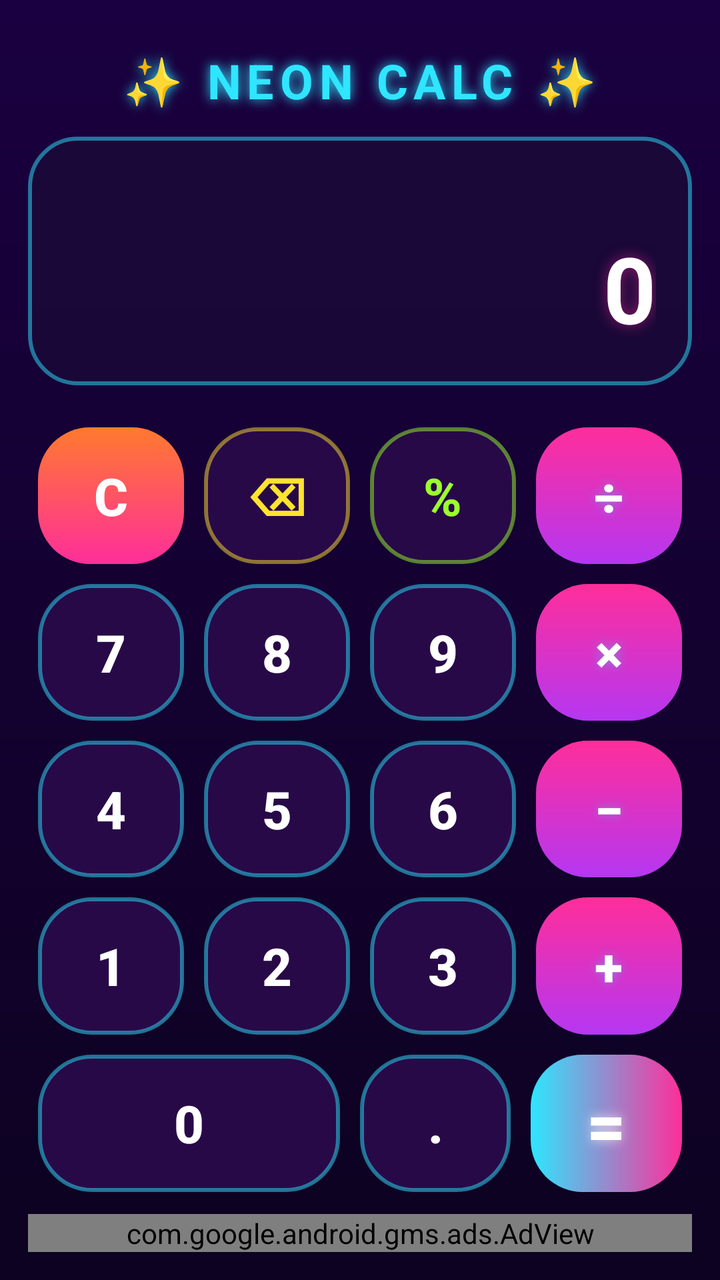
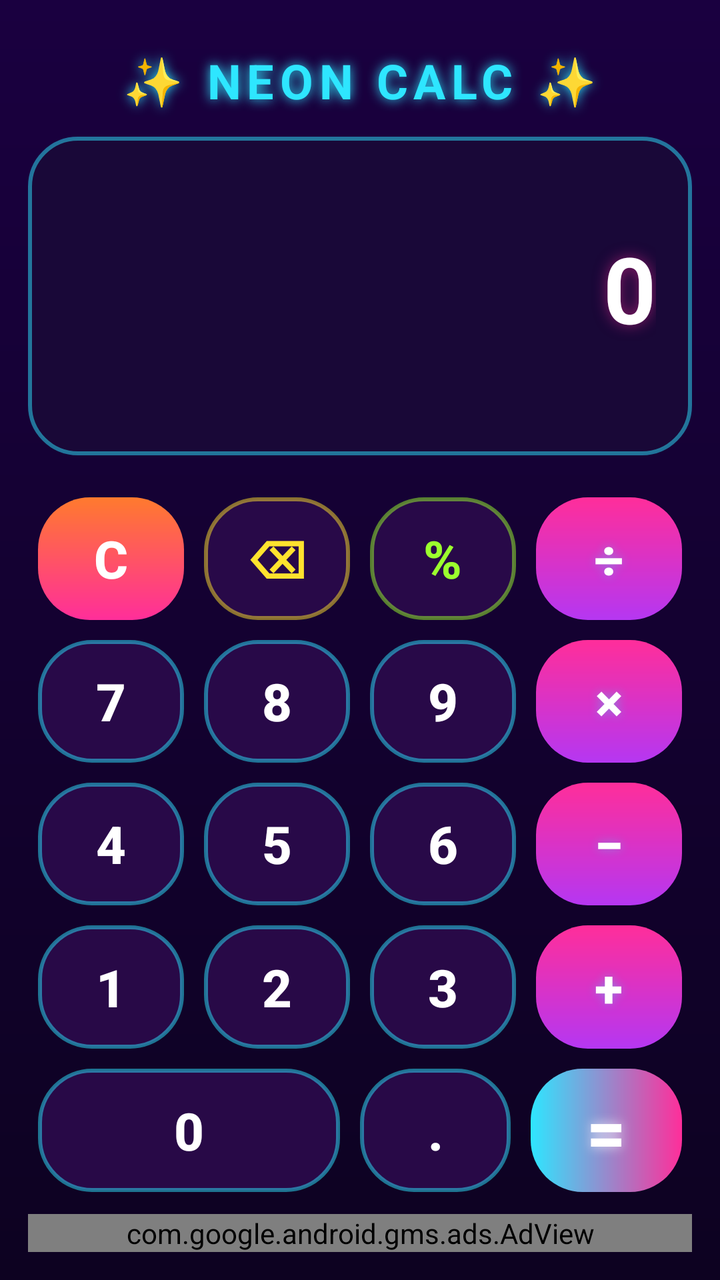

An Android layout rendered at two revisions. The XML below is the earlier revision; the diff shows what the commit changed to produce the second picture.
<!-- AndroidManifest.xml: application theme Theme.NeonCalc -->
<!-- res/layout/activity_main.xml -->
<?xml version="1.0" encoding="utf-8"?>
<LinearLayout xmlns:android="http://schemas.android.com/apk/res/android"
    xmlns:app="http://schemas.android.com/apk/res-auto"
    android:layout_width="match_parent"
    android:layout_height="match_parent"
    android:orientation="vertical"
    android:padding="14dp">

    <TextView
        android:id="@+id/tvTitle"
        android:layout_width="match_parent"
        android:layout_height="wrap_content"
        android:gravity="center"
        android:letterSpacing="0.12"
        android:paddingTop="10dp"
        android:paddingBottom="6dp"
        android:shadowColor="#FF2EE6FF"
        android:shadowDx="0"
        android:shadowDy="0"
        android:shadowRadius="14"
        android:text="@string/app_title"
        android:textColor="#2EE6FF"
        android:textSize="24sp"
        android:textStyle="bold" />

    <LinearLayout
        android:id="@+id/display"
        android:layout_width="match_parent"
        android:layout_height="wrap_content"
        android:layout_marginTop="6dp"
        android:layout_marginBottom="16dp"
        android:background="@drawable/bg_display"
        android:orientation="vertical"
        android:padding="18dp">

        <TextView
            android:id="@+id/tvExpression"
            android:layout_width="match_parent"
            android:layout_height="wrap_content"
            android:gravity="end"
            android:singleLine="true"
            android:textColor="#9FB4D8"
            android:textSize="20sp" />

        <TextView
            android:id="@+id/tvResult"
            android:layout_width="match_parent"
            android:layout_height="wrap_content"
            android:gravity="end"
            android:shadowColor="#80FF2E9A"
            android:shadowDx="0"
            android:shadowDy="0"
            android:shadowRadius="18"
            android:singleLine="true"
            android:text="0"
            android:textColor="#FFFFFF"
            android:textSize="46sp"
            android:textStyle="bold" />
    </LinearLayout>

    <LinearLayout
        android:layout_width="match_parent"
        android:layout_height="0dp"
        android:layout_weight="1"
        android:orientation="vertical">

        <LinearLayout
            android:layout_width="match_parent"
            android:layout_height="0dp"
            android:layout_weight="1"
            android:orientation="horizontal">

            <Button
                style="@style/CalcButton.Clear"
                android:onClick="onClear"
                android:text="C" />

            <Button
                style="@style/CalcButton.Back"
                android:onClick="onBackspace"
                android:text="⌫" />

            <Button
                style="@style/CalcButton.Percent"
                android:onClick="onPercent"
                android:text="%" />

            <Button
                style="@style/CalcButton.Operator"
                android:onClick="onOperator"
                android:tag="/"
                android:text="÷" />
        </LinearLayout>

        <LinearLayout
            android:layout_width="match_parent"
            android:layout_height="0dp"
            android:layout_weight="1"
            android:orientation="horizontal">

            <Button
                style="@style/CalcButton"
                android:onClick="onDigit"
                android:tag="7"
                android:text="7" />

            <Button
                style="@style/CalcButton"
                android:onClick="onDigit"
                android:tag="8"
                android:text="8" />

            <Button
                style="@style/CalcButton"
                android:onClick="onDigit"
                android:tag="9"
                android:text="9" />

            <Button
                style="@style/CalcButton.Operator"
                android:onClick="onOperator"
                android:tag="*"
                android:text="×" />
        </LinearLayout>

        <LinearLayout
            android:layout_width="match_parent"
            android:layout_height="0dp"
            android:layout_weight="1"
            android:orientation="horizontal">

            <Button
                style="@style/CalcButton"
                android:onClick="onDigit"
                android:tag="4"
                android:text="4" />

            <Button
                style="@style/CalcButton"
                android:onClick="onDigit"
                android:tag="5"
                android:text="5" />

            <Button
                style="@style/CalcButton"
                android:onClick="onDigit"
                android:tag="6"
                android:text="6" />

            <Button
                style="@style/CalcButton.Operator"
                android:onClick="onOperator"
                android:tag="-"
                android:text="−" />
        </LinearLayout>

        <LinearLayout
            android:layout_width="match_parent"
            android:layout_height="0dp"
            android:layout_weight="1"
            android:orientation="horizontal">

            <Button
                style="@style/CalcButton"
                android:onClick="onDigit"
                android:tag="1"
                android:text="1" />

            <Button
                style="@style/CalcButton"
                android:onClick="onDigit"
                android:tag="2"
                android:text="2" />

            <Button
                style="@style/CalcButton"
                android:onClick="onDigit"
                android:tag="3"
                android:text="3" />

            <Button
                style="@style/CalcButton.Operator"
                android:onClick="onOperator"
                android:tag="+"
                android:text="+" />
        </LinearLayout>

        <LinearLayout
            android:layout_width="match_parent"
            android:layout_height="0dp"
            android:layout_weight="1"
            android:orientation="horizontal">

            <Button
                style="@style/CalcButton"
                android:layout_weight="2"
                android:onClick="onDigit"
                android:tag="0"
                android:text="0" />

            <Button
                style="@style/CalcButton"
                android:onClick="onDecimal"
                android:tag="."
                android:text="." />

            <Button
                style="@style/CalcButton.Equals"
                android:onClick="onEquals"
                android:text="=" />
        </LinearLayout>
    </LinearLayout>

    <com.google.android.gms.ads.AdView
        android:id="@+id/adView"
        android:layout_width="match_parent"
        android:layout_height="wrap_content"
        android:layout_marginTop="6dp"
        app:adSize="BANNER"
        app:adUnitId="ca-app-pub-3940256099942544/6300978111" />

</LinearLayout>
<!-- resources referenced by this layout -->
<resources>
  <!-- drawable bg_display (drawable) -->
  <?xml version="1.0" encoding="utf-8"?>
  <shape xmlns:android="http://schemas.android.com/apk/res/android">
      <corners android:radius="24dp" />
      <solid android:color="#E61A0938" />
      <stroke
          android:width="2dp"
          android:color="#802EE6FF" />
  </shape>
  <string name="app_title">✨ NEON CALC ✨</string>
  <style name="CalcButton.Back">
          <item name="android:background">@drawable/bg_btn_back</item>
          <item name="android:textColor">@color/neon_yellow</item>
      </style>
  <style name="CalcButton.Clear">
          <item name="android:background">@drawable/bg_btn_clear</item>
      </style>
  <style name="CalcButton.Equals">
          <item name="android:background">@drawable/bg_btn_equals</item>
          <item name="android:shadowColor">#B3FFFFFF</item>
          <item name="android:shadowRadius">14</item>
          <item name="android:textSize">34sp</item>
      </style>
  <style name="CalcButton.Operator">
          <item name="android:background">@drawable/bg_btn_operator</item>
          <item name="android:shadowColor">#662EE6FF</item>
          <item name="android:shadowRadius">12</item>
      </style>
  <style name="CalcButton.Percent">
          <item name="android:background">@drawable/bg_btn_percent</item>
          <item name="android:textColor">@color/neon_lime</item>
      </style>
  <style name="Theme.NeonCalc" parent="Theme.AppCompat.NoActionBar">
          <item name="android:windowBackground">@drawable/bg_gradient</item>
          <item name="android:statusBarColor">@color/bg_end</item>
          <item name="android:navigationBarColor">@color/bg_end</item>
      </style>
  <!-- drawable bg_btn_number (drawable) -->
  <?xml version="1.0" encoding="utf-8"?>
  <ripple xmlns:android="http://schemas.android.com/apk/res/android"
      android:color="#40FFFFFF">
      <item>
          <shape android:shape="rectangle">
              <corners android:radius="26dp" />
              <solid android:color="@color/btn_dark" />
              <stroke
                  android:width="2dp"
                  android:color="#802EE6FF" />
          </shape>
      </item>
  </ripple>
  <!-- drawable bg_btn_back (drawable) -->
  <?xml version="1.0" encoding="utf-8"?>
  <ripple xmlns:android="http://schemas.android.com/apk/res/android"
      android:color="#40FFE32E">
      <item>
          <shape android:shape="rectangle">
              <corners android:radius="26dp" />
              <solid android:color="@color/btn_dark" />
              <stroke
                  android:width="2dp"
                  android:color="#80FFE32E" />
          </shape>
      </item>
  </ripple>
  <color name="neon_yellow">#FFE32E</color>
  <!-- drawable bg_btn_percent (drawable) -->
  <?xml version="1.0" encoding="utf-8"?>
  <ripple xmlns:android="http://schemas.android.com/apk/res/android"
      android:color="#409BFF2E">
      <item>
          <shape android:shape="rectangle">
              <corners android:radius="26dp" />
              <solid android:color="@color/btn_dark" />
              <stroke
                  android:width="2dp"
                  android:color="#809BFF2E" />
          </shape>
      </item>
  </ripple>
  <color name="neon_lime">#9BFF2E</color>
  <!-- drawable bg_gradient (drawable) -->
  <?xml version="1.0" encoding="utf-8"?>
  <shape xmlns:android="http://schemas.android.com/apk/res/android">
      <gradient
          android:angle="270"
          android:endColor="@color/bg_end"
          android:startColor="@color/bg_start" />
  </shape>
  <color name="bg_end">#0D0221</color>
  <color name="btn_dark">#F02A0A4A</color>
  <color name="neon_pink">#FF2E9A</color>
  <color name="neon_orange">#FF7A2E</color>
  <color name="neon_cyan">#2EE6FF</color>
  <color name="neon_purple">#B537F2</color>
  <color name="bg_start">#1A0040</color>
</resources>

<!-- the commit's change to res/layout/activity_main.xml (unified diff, before → after) -->
@@ -56,6 +56,20 @@
             android:textColor="#FFFFFF"
             android:textSize="46sp"
             android:textStyle="bold" />
+
+        <TextView
+            android:id="@+id/tvPreview"
+            android:layout_width="match_parent"
+            android:layout_height="wrap_content"
+            android:gravity="end"
+            android:shadowColor="#809BFF2E"
+            android:shadowDx="0"
+            android:shadowDy="0"
+            android:shadowRadius="10"
+            android:singleLine="true"
+            android:textColor="@color/neon_lime"
+            android:textSize="26sp"
+            android:textStyle="bold" />
     </LinearLayout>
 
     <LinearLayout
@@ -217,6 +231,6 @@
         android:layout_height="wrap_content"
         android:layout_marginTop="6dp"
         app:adSize="BANNER"
-        app:adUnitId="ca-app-pub-3940256099942544/6300978111" />
+        app:adUnitId="ca-app-pub-7206645274499834/1479938866" />
 
 </LinearLayout>
<!-- resource entries referenced after the edit -->
@@ -1,5 +1,6 @@
 <!-- resources referenced by this layout -->
 <resources>
+  <color name="neon_lime">#9BFF2E</color>
   <!-- drawable bg_display (drawable) -->
   <?xml version="1.0" encoding="utf-8"?>
   <shape xmlns:android="http://schemas.android.com/apk/res/android">
@@ -80,7 +81,6 @@
           </shape>
       </item>
   </ripple>
-  <color name="neon_lime">#9BFF2E</color>
   <!-- drawable bg_gradient (drawable) -->
   <?xml version="1.0" encoding="utf-8"?>
   <shape xmlns:android="http://schemas.android.com/apk/res/android">
